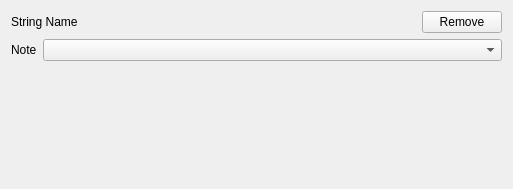
Above: src/qt/Settings/StringEditArea.ui from chuckfairy/OrzaSteel before the change. Below: the same form after it.
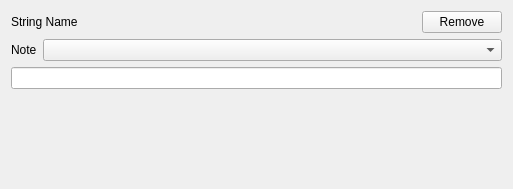
That is the form after the change.

The edit to the form file:
```diff
--- a/src/qt/Settings/StringEditArea.ui
+++ b/src/qt/Settings/StringEditArea.ui
@@ -82,6 +82,9 @@
      </item>
     </layout>
    </item>
+   <item>
+    <widget class="QLineEdit" name="note_input"/>
+   </item>
    <item>
     <spacer name="verticalSpacer">
      <property name="orientation">
```
